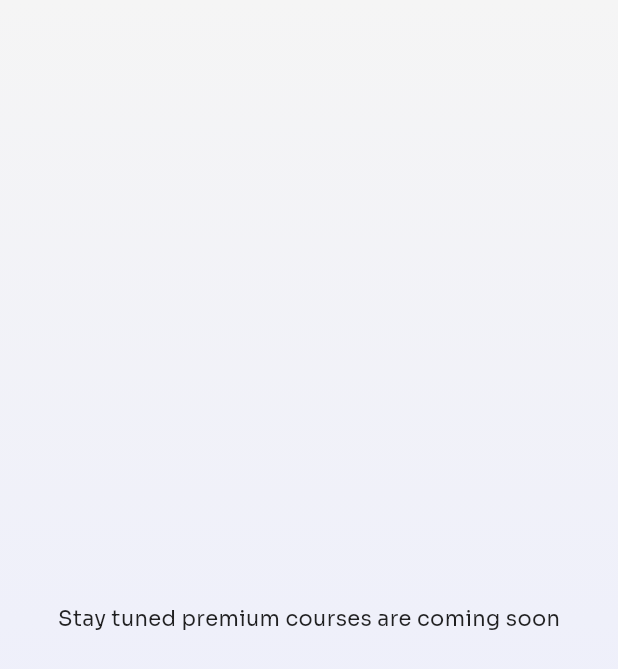
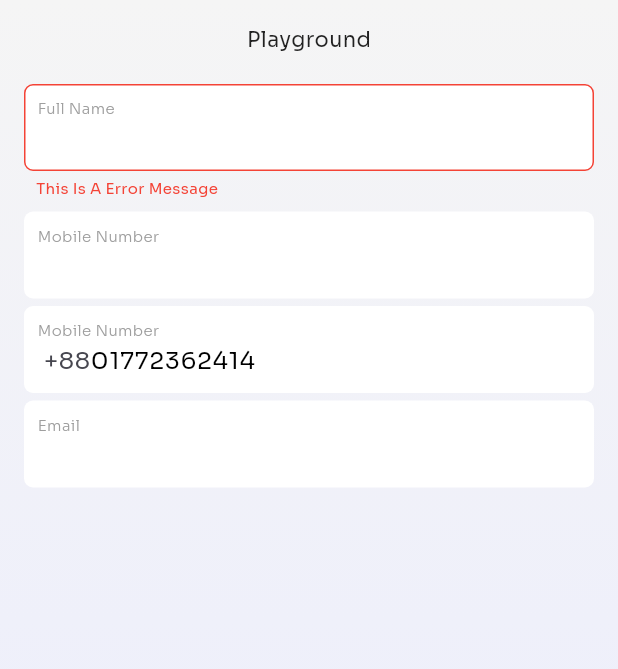
Before and after one commit to mdarafat1570/K-PathShala, a Flutter app: the Courses screen opened directly, on a phone screen of 412 x 824 dp. Shown: the top 669 px of the screen. Run offline on Flutter 3.47's test engine with Material 3 defaults, Android fonts, the phone set to English and light mode, and no system bars; our stand-ins replace device_info_plus, device_preview, firebase_auth, firebase_core, flutter_svg, fluttertoast and 11 more; missing offline and left inert: android_intent_plus, custom_button_builder, flutter_facebook_auth, flutter_sslcommerz; accounts and stored records are empty.

Commit message:
Custom TextField Updated

```diff
--- a/lib/view/common_widget/custom_textfield_2.dart
+++ b/lib/view/common_widget/custom_textfield_2.dart
@@ -1,62 +1,117 @@
 import 'package:flutter/material.dart';
+import 'package:flutter/services.dart';
+import 'package:gap/gap.dart';
 
-class CustomTextField extends StatelessWidget {
+class CustomTextField2 extends StatelessWidget {
+  final bool isEnabled;
+  final bool isObscure;
   final String label;
+  final String? errorMessage;
   final String? initialValue;
+  final int? maxLength;
+  final int? maxLines;
   final TextEditingController? controller;
   final TextInputType keyboardType;
-  final bool isPassword;
+  final List<TextInputFormatter>? inputFormatter;
   final Widget? suffixIcon;
+  final Widget? prefix;
+  final Widget? prefixIcon;
   final Function(String)? onChanged;
 
-  const CustomTextField({
+  const CustomTextField2({
     super.key,
+    this.isEnabled = true,
     required this.label,
+    this.errorMessage,
     this.initialValue,
+    this.maxLength,
+    this.maxLines,
     this.controller,
     this.keyboardType = TextInputType.text,
-    this.isPassword = false,
+    this.inputFormatter,
+    this.isObscure = false,
     this.suffixIcon,
+    this.prefix,
+    this.prefixIcon,
     this.onChanged,
   });
 
   @override
   Widget build(BuildContext context) {
-    return Container(
+    return Column(
+      crossAxisAlignment: CrossAxisAlignment.start,
+      children: [
+        Container(
           decoration: BoxDecoration(
-        color: Colors.white, // Background color for the full column
-        borderRadius: BorderRadius.circular(8.0),
+            color: Colors.white,
+            borderRadius: BorderRadius.circular(6.0),
             border: Border.all(
-          color: Colors.grey.shade300, // Border color around the column
+              color: (errorMessage != null && errorMessage!.isNotEmpty)
+                  ? Colors.red
+                  : Colors.transparent,
               width: 1.0,
             ),
           ),
+          child: Padding(
+            padding: const EdgeInsets.all(8.0),
             child: Column(
               crossAxisAlignment: CrossAxisAlignment.start,
               children: [
                 Text(
                   label,
                   style: const TextStyle(
-              fontSize: 16.0,
+                      fontSize: 10.0,
                       color: Colors.grey,
+                      fontWeight: FontWeight.w300),
                 ),
-          ),
+                const Gap(2),
                 TextFormField(
+                  enabled: isEnabled,
                   initialValue: initialValue,
                   controller: controller,
                   keyboardType: keyboardType,
-            obscureText: isPassword,
+                  obscureText: isObscure,
                   onChanged: onChanged,
+                  maxLength: maxLength,
+                  maxLines: maxLines,
                   decoration: InputDecoration(
+                    contentPadding: EdgeInsets.zero,
+                    isDense: true,
                     filled: true,
                     fillColor: Colors.white,
-              border:InputBorder.none,
+                    border: InputBorder.none,
+                    enabledBorder: InputBorder.none,
+                    focusedBorder: InputBorder.none,
+                    errorBorder: InputBorder.none,
+                    disabledBorder: InputBorder.none,
                     suffixIcon: suffixIcon,
+                    prefix: prefix,
+                    prefixIcon: prefixIcon,
+                    counterText: '',
                   ),
-            style: const TextStyle(fontSize: 16.0),
+                  style: TextStyle(
+                    color: isEnabled ? Colors.black : Colors.grey,
+                    fontSize: 16.0,
+                    fontWeight: FontWeight.w400,
+                  ),
+                    inputFormatters:inputFormatter,
                 ),
               ],
             ),
+          ),
+        ),
+        if (errorMessage != null && errorMessage!.isNotEmpty)
+          Padding(
+            padding: const EdgeInsets.symmetric(horizontal: 8.0, vertical: 4),
+            child: Text(
+              errorMessage ?? '',
+              style: const TextStyle(
+                fontSize: 10,
+                color: Colors.red,
+              ),
+            ),
+          ),
+      ],
     );
   }
 }
--- a/lib/view/courses_page/courses.dart
+++ b/lib/view/courses_page/courses.dart
@@ -1,5 +1,8 @@
+import 'package:flutter/cupertino.dart';
 import 'package:flutter/material.dart';
+import 'package:gap/gap.dart';
 import 'package:kpathshala/view/common_widget/custom_background.dart';
+import 'package:kpathshala/view/common_widget/custom_textfield_2.dart';
 
 class Courses extends StatefulWidget {
   const Courses({super.key});
@@ -11,10 +14,42 @@ class Courses extends StatefulWidget {
 class _CoursesState extends State<Courses> {
   @override
   Widget build(BuildContext context) {
-    return const Scaffold(
+    return Scaffold(
       body: GradientBackground(
-          child: Center(
-              child: Text("Stay tuned premium courses are coming soon"))),
+          child: Padding(
+        padding: const EdgeInsets.all(16.0),
+        child: Column(
+          children: [
+            const Center(child: Text("Playground")),
+            const Gap(20),
+            const CustomTextField2(
+              label: "Full Name",
+              errorMessage: "This Is A Error Message",
+            ),
+            const Gap(5),
+            const CustomTextField2(
+              label: "Mobile Number",
+              keyboardType: TextInputType.number,
+              prefix: Text("+88"),
+              isEnabled: false,
+            ),
+            const Gap(5),
+            CustomTextField2(
+              label: "Mobile Number",
+              keyboardType: TextInputType.number,
+              prefix: const Text("+88"),
+              controller: TextEditingController(text: "01772362414"),
+              maxLength: 11,
+            ),
+            const Gap(5),
+            const CustomTextField2(
+              label: "Email",
+              keyboardType: TextInputType.emailAddress,
+            ),
+            const Gap(5),
+          ],
+        ),
+      )),
     );
   }
 }
```
Also changed, not shown: lib/view/common_widget/custom_textfield.dart (+0 -51 lines). Lines whose indentation alone changed are shown as unchanged.
